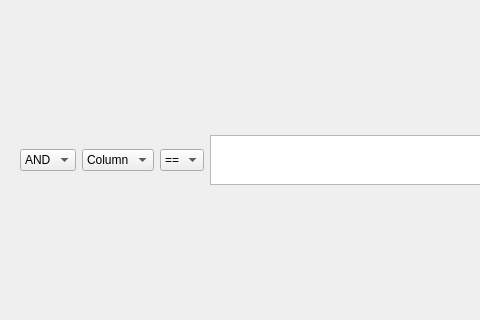
Above: queryplugin.ui from Aloereed/Flightman_Platform_DATA130039 before the change; both pictures show x 0 to 480 and y 118 to 438 of the 807 by 557 pixel window. Below: the same form after it.
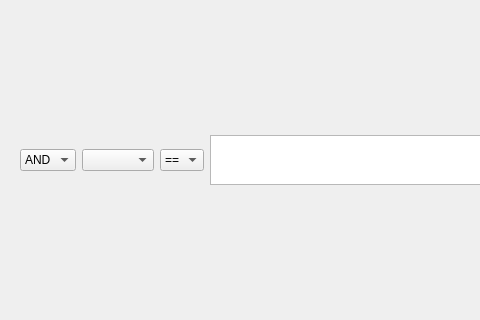
That is the form after the change.

What changed in the file:
```diff
--- a/queryplugin.ui
+++ b/queryplugin.ui
@@ -37,13 +37,7 @@
        </widget>
       </item>
       <item>
-       <widget class="QComboBox" name="comboBox_2">
-        <item>
-         <property name="text">
-          <string>Column</string>
-         </property>
-        </item>
-       </widget>
+       <widget class="QComboBox" name="comboBox_2"/>
       </item>
       <item>
        <widget class="QComboBox" name="comboBox_3">
```
